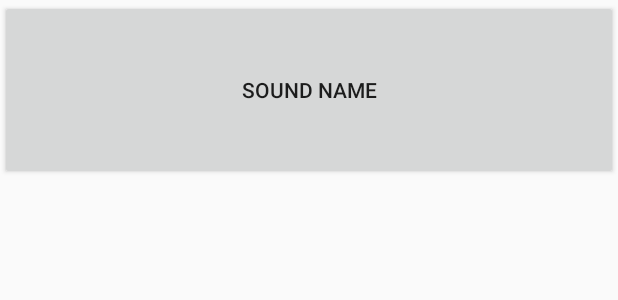
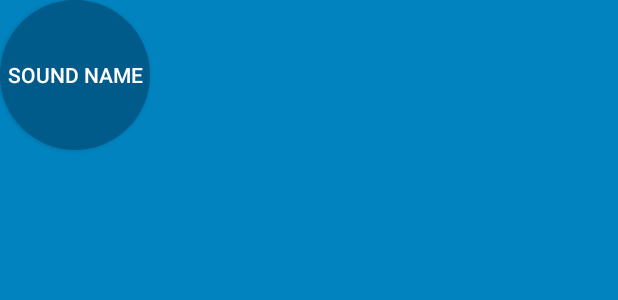
Before and after one commit to EvgenyTyurin/BeatBox, an Android app: the layout list_item_sound.xml on its own in the app's theme, with its tools: preview values and no code run, on a phone screen of 412 x 824 dp. Shown: the top 300 px of the screen. Run offline under Robolectric (Android 15) with nearby library versions, the phone set to English and light mode, and no system bars.

Commit message:
Oval buttons!

```diff
--- /dev/null
+++ b/app/src/main/res/drawable/button_beat_box_normal.xml
@@ -0,0 +1,7 @@
+<?xml version="1.0" encoding="utf-8"?>
+<shape xmlns:android="http://schemas.android.com/apk/res/android"
+    android:shape="oval">
+
+    <solid android:color="@color/dark_blue"/>
+
+</shape>
--- a/app/src/main/res/layout/list_item_sound.xml
+++ b/app/src/main/res/layout/list_item_sound.xml
@@ -9,8 +9,8 @@
     </data>
 
     <Button
-        android:layout_width="match_parent"
-        android:layout_height="120dp"
+        android:layout_width="100dp"
+        android:layout_height="100dp"
         android:onClick="@{() -> viewModel.onButtonClicked()}"
         android:text="@{viewModel.title}"
         tools:text="Sound name" />
--- a/app/src/main/res/values/colors.xml
+++ b/app/src/main/res/values/colors.xml
@@ -3,4 +3,8 @@
     <color name="colorPrimary">#3F51B5</color>
     <color name="colorPrimaryDark">#303F9F</color>
     <color name="colorAccent">#FF4081</color>
+    <color name="red">#F44336</color>
+    <color name="dark_red">#C3352B</color>
+    <color name="soothing_blue">#0083BF</color>
+    <color name="dark_blue">#005A8A</color>
 </resources>
--- a/app/src/main/res/values/styles.xml
+++ b/app/src/main/res/values/styles.xml
@@ -1,11 +1,17 @@
 <resources>
 
     <!-- Base application theme. -->
-    <style name="AppTheme" parent="Theme.AppCompat.Light.DarkActionBar">
+    <style name="AppTheme" parent="Theme.AppCompat">
         <!-- Customize your theme here. -->
-        <item name="colorPrimary">@color/colorPrimary</item>
-        <item name="colorPrimaryDark">@color/colorPrimaryDark</item>
+        <item name="colorPrimary">@color/red</item>
+        <item name="colorPrimaryDark">@color/dark_red</item>
         <item name="colorAccent">@color/colorAccent</item>
+        <item name="android:windowBackground">@color/soothing_blue</item>
+        <item name="buttonStyle">@style/BeatBoxButton</item>
+    </style>
+
+    <style name="BeatBoxButton" parent="Widget.AppCompat.Button">
+        <item name="android:background">@drawable/button_beat_box_normal</item>
     </style>
 
 </resources>
```
